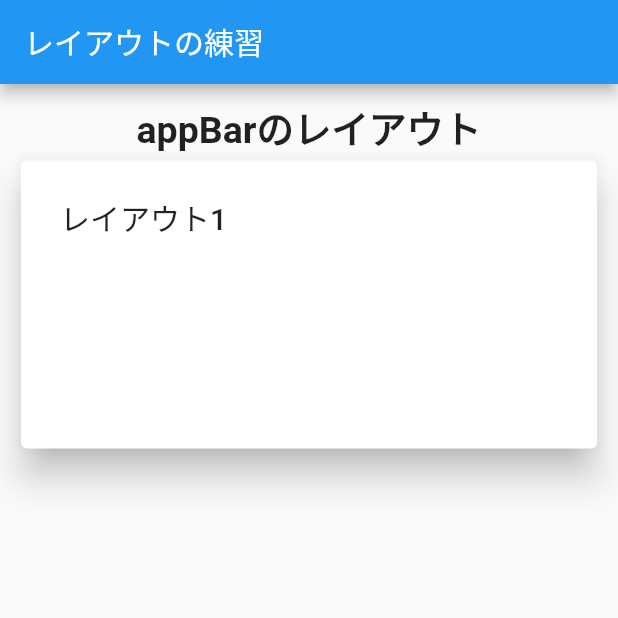
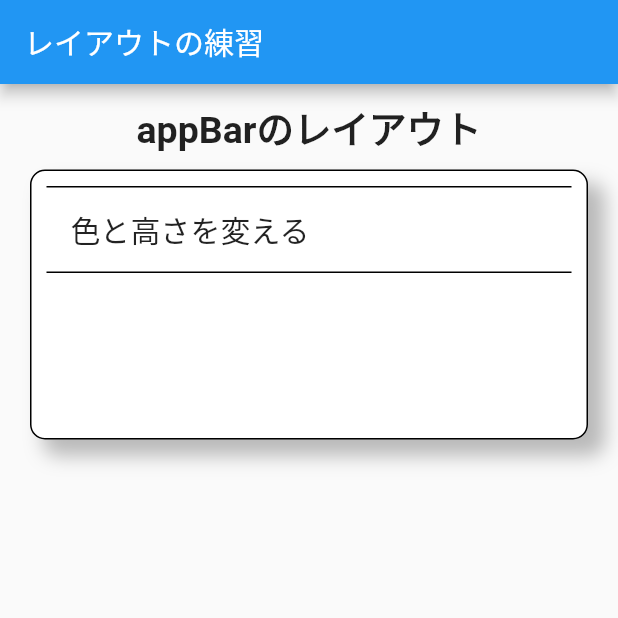
Before and after one commit to Yuki-Kona/flutter_layout, a Flutter app: the screen it shows after launch, on a phone screen of 412 x 824 dp, the top half of it. Run offline on Flutter 3.47's test engine with Material 2 defaults, Android fonts, the phone set to English and light mode, and no system bars; our stand-ins replace photo_view.

Commit message:
make1 commit

```diff
--- a/lib/appbar_1.dart
+++ b/lib/app_bar/appbar_1.dart
@@ -1,8 +1,9 @@
 import 'package:flutter/material.dart';
 import 'package:flutter/services.dart';
+import 'package:photo_view/photo_view.dart';
 import 'package:provider/provider.dart';
 
-import 'main_model.dart';
+import '../main_model.dart';
 
 class AppBar1 extends StatelessWidget{
   const AppBar1({Key? key}) : super(key: key);
@@ -23,7 +24,7 @@ class AppBar1 extends StatelessWidget{
       body:SizedBox(
         child: Padding(
           padding: const EdgeInsets.only(top:10.0,left: 20,right: 20),
-          child: ListView(
+          child: Column(
             children: [
                 TextField(
                   decoration: InputDecoration(
@@ -51,6 +52,16 @@ class AppBar1 extends StatelessWidget{
                   mainModelData.heightChang(int.parse(heightNumber));
                   }
                 },
+              ),
+              const SizedBox(
+                height: 30,
+              ),
+              Container(
+                width: 350,
+                height: 400,
+                child: PhotoView(
+                  imageProvider: const NetworkImage("http://www.visibone.com/color/hexagon_800.gif"),
+                ),
               )
             ],
           ),
--- a/lib/main.dart
+++ b/lib/main.dart
@@ -1,5 +1,5 @@
 import 'package:flutter/material.dart';
-import 'package:git_layout/appbar_1.dart';
+import 'package:git_layout/app_bar/appbar_1.dart';
 import 'package:git_layout/main_model.dart';
 import 'package:provider/provider.dart';
 
@@ -39,7 +39,7 @@ class _MyHomePageState extends State<MyHomePage> {
   @override
   Widget build(BuildContext context) {
   //モデル
-    final MainModel mainModelData = Provider.of<MainModel>(context,listen:true);
+    //final MainModel mainModelData = Provider.of<MainModel>(context,listen:true);
 
     //画面表示
     return Scaffold(
@@ -49,11 +49,12 @@ class _MyHomePageState extends State<MyHomePage> {
       body: SizedBox(
         child: Padding(
           padding: const EdgeInsets.all(10.0),
-          child: ListView(
-
+          child: SizedBox(
+            height: 250,
+            child: Column(
             children: [
               //appBarのレイアウト選択
-              Center(
+              const Center(
                 child: Text('appBarのレイアウト',
                 style: TextStyle(
                   fontSize: 25,
@@ -63,12 +64,38 @@ class _MyHomePageState extends State<MyHomePage> {
               ),
               SizedBox(
                   height: 200,
-                child: Card(
-                  elevation: 10,
                 child: Padding(
-                    padding: EdgeInsets.all(10.0),
+                  padding: const EdgeInsets.all(10.0),
+                  child: Container(
+                    decoration:BoxDecoration(
+                      borderRadius: BorderRadius.circular(10),
+                      color: Colors.white,
+                      border: Border.all(width:1),
+                      boxShadow: const [
+                        BoxShadow(
+                        color:Colors.black26,
+                        spreadRadius:1.0,
+                        blurRadius: 10.0,
+                        offset:Offset(10,10),
+                      )],
+                    ),
+                    child: ListView(
+                      children:[
+                        Padding(
+                          padding: const EdgeInsets.all(10.0),
+                          child: Container(
+                            decoration: const BoxDecoration(
+                              border: Border(
+                                  top:BorderSide(
+                                    color: Colors.black,
+                                  ),
+                                  bottom: BorderSide(
+                                    color: Colors.black,
+                                  )
+                              ),
+                            ),
                             child: ListTile(
-                      title: Text('レイアウト1',
+                              title: const Text('色と高さを変える',
                                 style: TextStyle(
                                   fontSize:20,
                                   fontWeight: FontWeight.w500,
@@ -79,9 +106,14 @@ class _MyHomePageState extends State<MyHomePage> {
                               },
                             ),
                           ),
-                )
                         ),
                       ],
+                    ),
+                  ),
+                ),
+              ),
+              ]
+            ),
           ),
         ),
       )
--- a/lib/main_model.dart
+++ b/lib/main_model.dart
@@ -22,7 +22,7 @@ class HexColor extends Color {
   static int _getColorFromHex(String hexColor) {
     hexColor = hexColor.toUpperCase().replaceAll('#', '');
     if (hexColor.length == 6) {
-      hexColor = 'FF' + hexColor;
+      hexColor = 'FF$hexColor';
     }
     return int.parse(hexColor, radix: 16);
   }
--- a/pubspec.yaml
+++ b/pubspec.yaml
@@ -36,6 +36,7 @@ dependencies:
   cupertino_icons: ^1.0.2
   #provider
   provider: ^6.0.3
+  photo_view: ^0.12.0
 
 dev_dependencies:
   flutter_test:
```
Also changed, not shown: pubspec.lock. Lines whose indentation alone changed are shown as unchanged.
